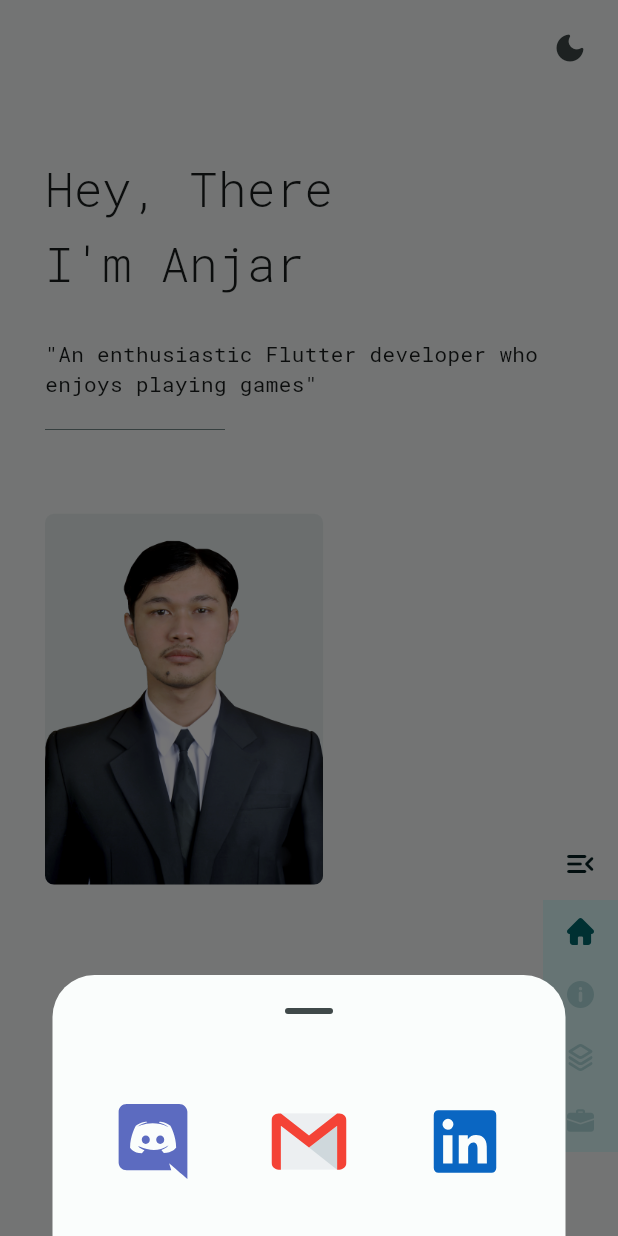
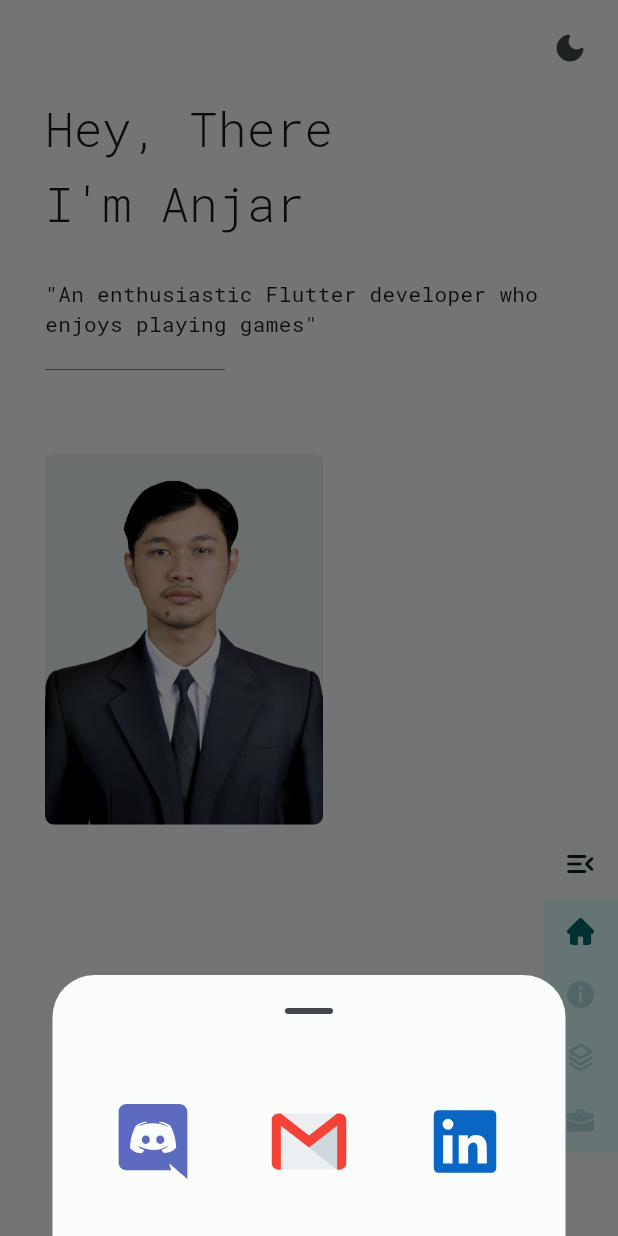
Before and after one commit to anjarnaufals/portfolio, a Flutter app: the screen it shows after launch, after a tap on "Reach me", on a phone screen of 412 x 824 dp. Run offline on Flutter 3.47's test engine with Material 2 defaults, Android fonts, the light colour scheme and no system bars; our stand-ins replace bloc, equatable, flutter_bloc, flutter_svg, smooth_page_indicator, url_strategy.

Commit message:
fix spacing

```diff
--- a/lib/screen/section/about_screen.dart
+++ b/lib/screen/section/about_screen.dart
@@ -27,7 +27,11 @@ class AboutScreen extends StatelessWidget {
             : CrossAxisAlignment.center,
         mainAxisSize: MainAxisSize.max,
         children: [
-          const SizedBox(height: kToolbarHeight + 20),
+          SizedBox(
+            height: Helper.passBreakPointViewPort(context)
+                ? kToolbarHeight - 20
+                : kToolbarHeight + 20,
+          ),
           Text(
             about,
             style: AppStyle.headlineLarge(context).copyWith(
@@ -44,8 +48,10 @@ class AboutScreen extends StatelessWidget {
               fontWeight: FontWeight.w400,
             ),
           ),
-          const SizedBox(height: 30),
+          SizedBox(height: Helper.passBreakPointViewPort(context) ? 10 : 30),
           Expanded(
+            child: Padding(
+              padding: const EdgeInsets.only(bottom: 10),
               child: AspectRatio(
                 aspectRatio: 14 / 5,
                 child: Text(
@@ -59,8 +65,8 @@ class AboutScreen extends StatelessWidget {
                 ),
               ),
             ),
-          Expanded(
-            child: Column(
+          ),
+          Column(
             crossAxisAlignment: CrossAxisAlignment.start,
             children: [
               InkWell(
@@ -156,7 +162,6 @@ class AboutScreen extends StatelessWidget {
               ),
             ],
           ),
-          ),
         ],
       ),
     );
--- a/lib/screen/section/home_screen.dart
+++ b/lib/screen/section/home_screen.dart
@@ -24,7 +24,11 @@ class HomeScreen extends StatelessWidget {
             ? CrossAxisAlignment.start
             : CrossAxisAlignment.center,
         children: [
-          const SizedBox(height: kToolbarHeight + 20),
+          SizedBox(
+            height: Helper.passBreakPointViewPort(context)
+                ? kToolbarHeight - 20
+                : kToolbarHeight + 20,
+          ),
           Text(
             hello,
             style: AppStyle.headlineLarge(context).copyWith(
@@ -79,7 +83,8 @@ class HomeScreen extends StatelessWidget {
               child: const Text("Reach me"),
             ),
           ),
-          const SizedBox(height: kToolbarHeight),
+          if (!Helper.passBreakPointViewPort(context))
+            const SizedBox(height: kToolbarHeight),
         ],
       ),
     );
--- a/lib/screen/section/portfolio_screen.dart
+++ b/lib/screen/section/portfolio_screen.dart
@@ -83,9 +83,7 @@ class _PortfolioScreenState extends State<PortfolioScreen> {
         if (Helper.passBreakPointViewPort(context))
           Positioned(
             left: 30,
-            top: Helper.passBreakPointViewPort(context)
-                ? 30
-                : 30 + kToolbarHeight,
+            top: 30,
             child: SmoothPageIndicator(
               count: latestWork.length,
               controller: _pageController,
@@ -122,7 +120,7 @@ class _PortfolioItem extends StatelessWidget {
       crossAxisAlignment: CrossAxisAlignment.start,
       children: [
         if (Helper.passBreakPointViewPort(context))
-          const SizedBox(height: kToolbarHeight),
+          const SizedBox(height: kToolbarHeight - 20),
         Text(
           work.company,
           style: AppStyle.bodyLarge(context).copyWith(
--- a/lib/screen/section/skills_screen.dart
+++ b/lib/screen/section/skills_screen.dart
@@ -18,7 +18,11 @@ class SkillsScreen extends StatelessWidget {
             ? CrossAxisAlignment.start
             : CrossAxisAlignment.center,
         children: [
-          const SizedBox(height: kToolbarHeight + 20),
+          SizedBox(
+            height: Helper.passBreakPointViewPort(context)
+                ? kToolbarHeight - 20
+                : kToolbarHeight + 20,
+          ),
           Text(
             skill,
             style: AppStyle.headlineLarge(context).copyWith(
```
Lines whose indentation alone changed are shown as unchanged.
